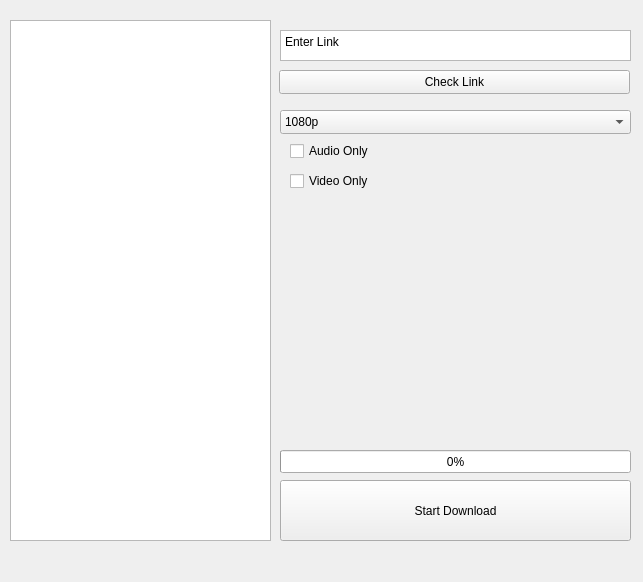
Old version of the form form.ui in the repository antijun/yt-dlp-ui.
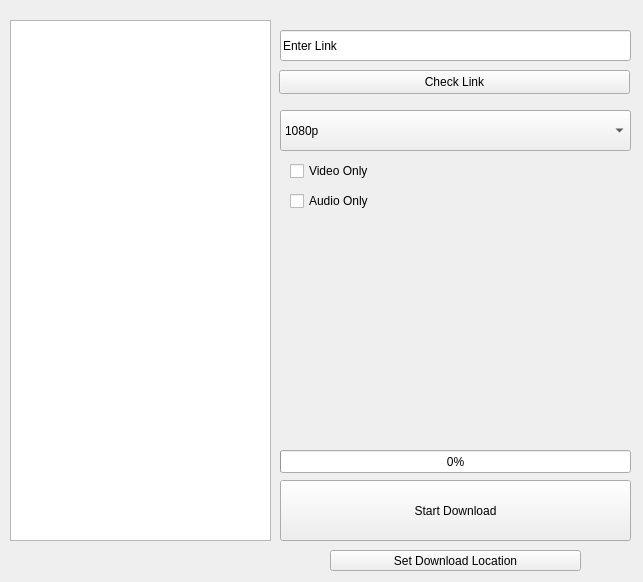
New version of the form.

```diff
--- a/form.ui
+++ b/form.ui
@@ -42,7 +42,7 @@
      <x>280</x>
      <y>110</y>
      <width>351</width>
-     <height>24</height>
+     <height>41</height>
     </rect>
    </property>
    <item>
@@ -65,7 +65,7 @@
    <property name="geometry">
     <rect>
      <x>290</x>
-     <y>140</y>
+     <y>190</y>
      <width>91</width>
      <height>22</height>
     </rect>
@@ -90,28 +90,11 @@
     <bool>true</bool>
    </property>
   </widget>
-  <widget class="QTextEdit" name="enterLink">
-   <property name="geometry">
-    <rect>
-     <x>280</x>
-     <y>30</y>
-     <width>351</width>
-     <height>31</height>
-    </rect>
-   </property>
-   <property name="html">
-    <string>&lt;!DOCTYPE HTML PUBLIC &quot;-//W3C//DTD HTML 4.0//EN&quot; &quot;http://www.w3.org/TR/REC-html40/strict.dtd&quot;&gt;
-&lt;html&gt;&lt;head&gt;&lt;meta name=&quot;qrichtext&quot; content=&quot;1&quot; /&gt;&lt;meta charset=&quot;utf-8&quot; /&gt;&lt;style type=&quot;text/css&quot;&gt;
-p, li { white-space: pre-wrap; }
-&lt;/style&gt;&lt;/head&gt;&lt;body style=&quot; font-family:'Segoe UI'; font-size:9pt; font-weight:400; font-style:normal;&quot;&gt;
-&lt;p style=&quot; margin-top:0px; margin-bottom:0px; margin-left:0px; margin-right:0px; -qt-block-indent:0; text-indent:0px;&quot;&gt;Enter Link&lt;/p&gt;&lt;/body&gt;&lt;/html&gt;</string>
-   </property>
-  </widget>
   <widget class="QCheckBox" name="videoOnlyCheck">
    <property name="geometry">
     <rect>
      <x>290</x>
-     <y>170</y>
+     <y>160</y>
      <width>81</width>
      <height>22</height>
     </rect>
@@ -133,6 +116,38 @@
     <string>Check Link</string>
    </property>
   </widget>
+  <widget class="QPushButton" name="setDownload">
+   <property name="geometry">
+    <rect>
+     <x>330</x>
+     <y>550</y>
+     <width>251</width>
+     <height>21</height>
+    </rect>
+   </property>
+   <property name="text">
+    <string>Set Download Location</string>
+   </property>
+  </widget>
+  <widget class="QLineEdit" name="enterLink">
+   <property name="geometry">
+    <rect>
+     <x>280</x>
+     <y>30</y>
+     <width>351</width>
+     <height>31</height>
+    </rect>
+   </property>
+   <property name="layoutDirection">
+    <enum>Qt::LeftToRight</enum>
+   </property>
+   <property name="autoFillBackground">
+    <bool>false</bool>
+   </property>
+   <property name="text">
+    <string>Enter Link</string>
+   </property>
+  </widget>
  </widget>
  <resources/>
  <connections/>
```
